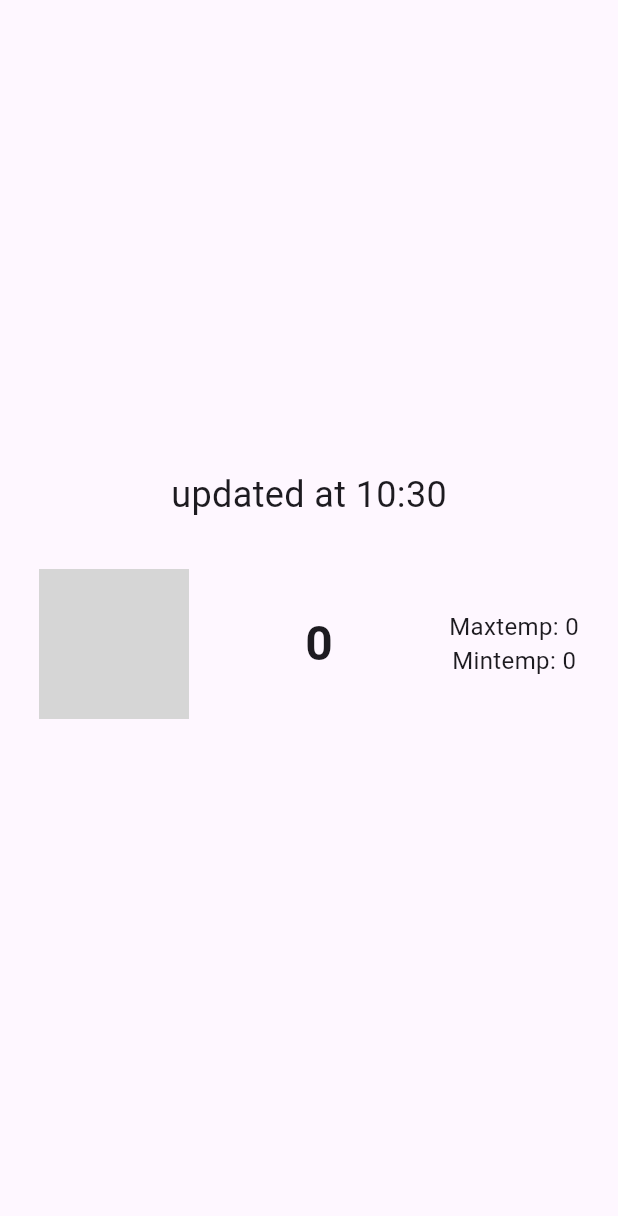
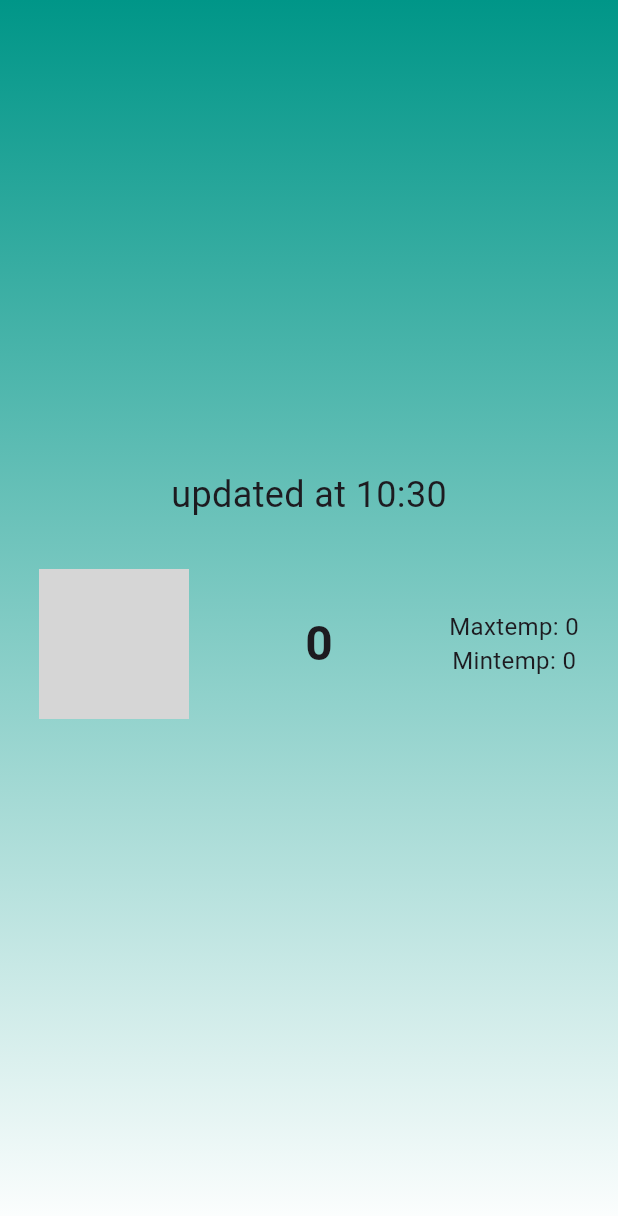
Before and after one commit to Waheed-Ashraf/Weather-App, a Flutter app: the WeatherInfoBody widget shown alone on an empty page, opened directly with empty values, on a phone screen of 412 x 824 dp. Shown: the top 1216 px of the screen. Run offline on Flutter 3.47's test engine with Material 3 defaults, Android fonts, the phone set to English and light mode, and no system bars; our stand-ins replace dio, flutter_bloc; network calls fail; grey boxes are pictures that could not be loaded.

Commit message:
adding a dynamic appBar $ background colors (finishing app)

```diff
--- a/lib/views/home_view.dart
+++ b/lib/views/home_view.dart
@@ -8,6 +8,10 @@ import 'package:weather_app/cubit/weather_cubit.dart';
 
 
 import 'package:weather_app/cubit/weather_states.dart';
+
+import 'package:weather_app/main.dart';
+
+import 'package:weather_app/models/weather_model.dart';
 
 
 import 'package:weather_app/views/search_view.dart';
--- a/lib/widgets/weather_info_body.dart
+++ b/lib/widgets/weather_info_body.dart
@@ -1,4 +1,7 @@
 import 'package:flutter/material.dart';
+
+
+import 'package:weather_app/main.dart';
 
 
 import 'package:weather_app/models/weather_model.dart';
@@ -16,7 +19,21 @@ class WeatherInfoBody extends StatelessWidget {
 
   Widget build(BuildContext context) {
 
-    return Padding(
+    return Container(
+
+      decoration: BoxDecoration(
+
+        gradient: LinearGradient(colors: [
+
+          getColorForCondition(weatherModel.currentCondition.toLowerCase()),
+
+          Colors.white,
+
+        ], begin: Alignment.topCenter, end: Alignment.bottomCenter),
+
+      ),
+
+      child: Padding(
 
         padding: const EdgeInsets.symmetric(horizontal: 16),
 
@@ -162,6 +179,8 @@ class WeatherInfoBody extends StatelessWidget {
 
         ),
 
+      ),
+
     );
 
   }
```
Also changed, not shown: lib/main.dart (+16 -4 lines). Lines whose indentation alone changed are shown as unchanged.
